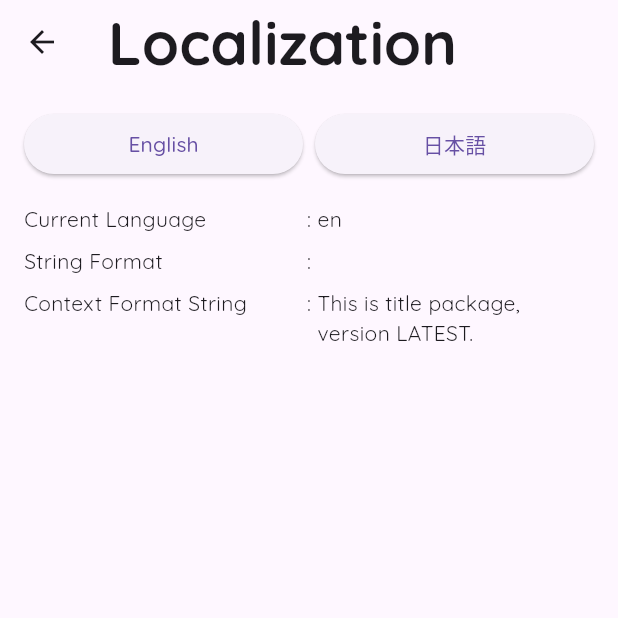
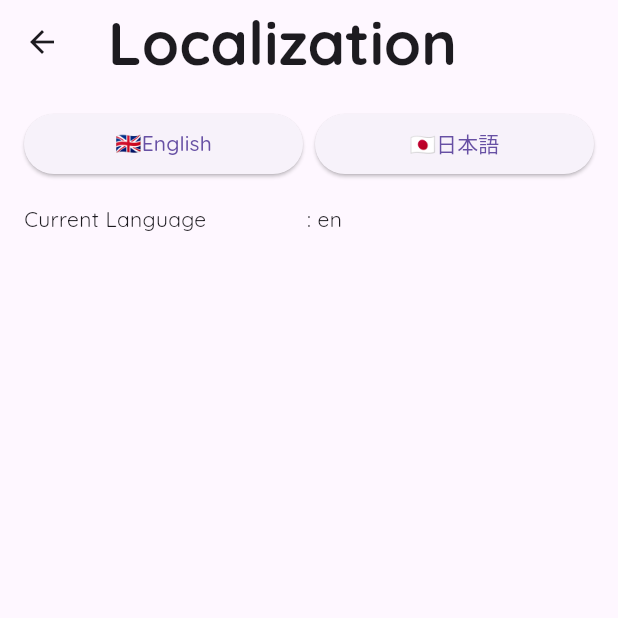
Before and after one commit to yukilaurentiu/portfolio_flutter, a Flutter app: the SettingsScreen screen opened directly, on a phone screen of 412 x 824 dp, the top half of it. Run offline on Flutter 3.47's test engine with Material 3 defaults, Android fonts, the phone set to English and light mode, and no system bars; our stand-ins replace flutter_localization, font_awesome_flutter, google_fonts; missing offline and left inert: dev_icons.

Commit message:
changed choice text

```diff
--- a/lib/components/burgermenu.dart
+++ b/lib/components/burgermenu.dart
@@ -78,7 +78,7 @@ Drawer burgerMenu(BuildContext context, PageController pageNav) {
                     // row with 2 children
                     child: Row(
                       children: <Widget>[
-                        Text("English")
+                        Text("🇬🇧English")
                       ],
                     ),
                   ),
@@ -88,7 +88,7 @@ Drawer burgerMenu(BuildContext context, PageController pageNav) {
                     // row with two children
                     child: Row(
                       children: [
-                        Text("日本語")
+                        Text("🇯🇵日本語")
                       ],
                     ),
                   ),
--- a/lib/main.dart
+++ b/lib/main.dart
@@ -1,7 +1,6 @@
 import 'package:flutter/material.dart';
 import 'package:portfolio_flutter/theme.dart';
 import 'package:portfolio_flutter/portofolio.dart';
-import 'package:flutter/material.dart';
 import 'package:flutter_localization/flutter_localization.dart';
 
 void main() => runApp(const MyApp());
@@ -87,7 +86,7 @@ class _SettingsScreenState extends State<SettingsScreen> {
               children: [
                 Expanded(
                   child: ElevatedButton(
-                    child: const Text('English'),
+                    child: const Text('🇬🇧English'),
                     onPressed: () {
                       _localization.translate('en');
                     },
@@ -96,7 +95,7 @@ class _SettingsScreenState extends State<SettingsScreen> {
                 const SizedBox(width: 8.0),
                 Expanded(
                   child: ElevatedButton(
-                    child: const Text('日本語'),
+                    child: const Text('🇯🇵日本語'),
                     onPressed: () {
                       _localization.translate('ja', save: false);
                     },
@@ -109,20 +108,20 @@ class _SettingsScreenState extends State<SettingsScreen> {
               title: 'Current Language',
               content: _localization.getLanguageName(),
             ),
-            ItemWidget(
-              title: 'String Format',
-              content: Strings.format(
-                'Hello %a, this is me %a.',
-                ['Dara', 'Sopheak'],
-              ),
-            ),
-            ItemWidget(
-              title: 'Context Format String',
-              content: context.formatString(
-                AppLocale.thisIs,
-                [AppLocale.title, 'LATEST'],
-              ),
-            ),
+            // ItemWidget(
+            //   title: 'String Format',
+            //   content: Strings.format(
+            //     'Hello %a, this is me %a.',
+            //     ['Dara', 'Sopheak'],
+            //   ),
+            // ),
+            // ItemWidget(
+            //   title: 'Context Format String',
+            //   content: context.formatString(
+            //     AppLocale.thisIs,
+            //     [AppLocale.title, 'LATEST'],
+            //   ),
+            // ),
           ],
         ),
       ),
--- a/lib/portofolio.dart
+++ b/lib/portofolio.dart
@@ -47,7 +47,7 @@ class _PortfolioState extends State<Portfolio> {
                   // row with 2 children
                   child: Row(
                     children: <Widget>[
-                      Text("English")
+                      Text("🇬🇧English")
                     ],
                   ),
                 ),
@@ -57,7 +57,7 @@ class _PortfolioState extends State<Portfolio> {
                   // row with two children
                   child: Row(
                     children: [
-                      Text("日本語")
+                      Text("🇯🇵日本語")
                     ],
                   ),
                 ),
```
Also changed, not shown: 1 other file.
